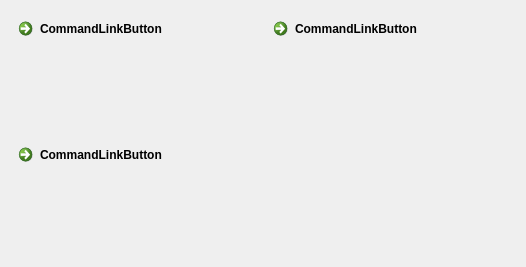
Before: the Qt Designer form mainwindow.ui in firef0xff/SSHGS01, drawn with Qt 5.
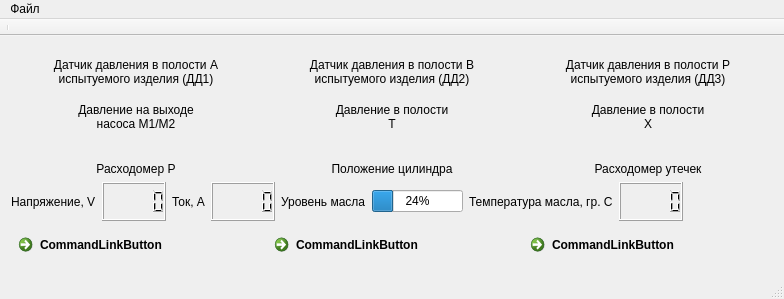
After: the same form once the commit is applied.

What changed in the file:
```diff
--- a/mainwindow.ui
+++ b/mainwindow.ui
@@ -6,10 +6,28 @@
    <rect>
     <x>0</x>
     <y>0</y>
-    <width>526</width>
-    <height>267</height>
+    <width>784</width>
+    <height>299</height>
    </rect>
   </property>
+  <property name="sizePolicy">
+   <sizepolicy hsizetype="Preferred" vsizetype="Maximum">
+    <horstretch>0</horstretch>
+    <verstretch>0</verstretch>
+   </sizepolicy>
+  </property>
+  <property name="minimumSize">
+   <size>
+    <width>0</width>
+    <height>0</height>
+   </size>
+  </property>
+  <property name="maximumSize">
+   <size>
+    <width>16777215</width>
+    <height>16777215</height>
+   </size>
+  </property>
   <property name="windowTitle">
    <string>Выбор действия</string>
   </property>
@@ -20,36 +38,385 @@
    <property name="contextMenuPolicy">
     <enum>Qt::NoContextMenu</enum>
    </property>
-   <layout class="QGridLayout" name="gridLayout">
-    <item row="0" column="0">
-     <widget class="QCommandLinkButton" name="TestCase1">
-      <property name="text">
-       <string>CommandLinkButton</string>
+   <layout class="QVBoxLayout" name="verticalLayout">
+    <item>
+     <layout class="QHBoxLayout" name="labels_1">
+      <property name="sizeConstraint">
+       <enum>QLayout::SetMinAndMaxSize</enum>
       </property>
-      <property name="description">
-       <string/>
+      <property name="leftMargin">
+       <number>0</number>
       </property>
-     </widget>
-    </item>
-    <item row="1" column="0">
-     <widget class="QCommandLinkButton" name="TestCase2">
-      <property name="text">
-       <string>CommandLinkButton</string>
+      <property name="topMargin">
+       <number>10</number>
       </property>
-     </widget>
+      <item>
+       <layout class="QVBoxLayout" name="p_dd1">
+        <item>
+         <widget class="QLabel" name="l_dd1">
+          <property name="sizePolicy">
+           <sizepolicy hsizetype="Preferred" vsizetype="Preferred">
+            <horstretch>0</horstretch>
+            <verstretch>0</verstretch>
+           </sizepolicy>
+          </property>
+          <property name="text">
+           <string>Датчик давления в полости А
+испытуемого изделия (ДД1)</string>
+          </property>
+          <property name="alignment">
+           <set>Qt::AlignBottom|Qt::AlignHCenter</set>
+          </property>
+         </widget>
+        </item>
+       </layout>
+      </item>
+      <item>
+       <layout class="QVBoxLayout" name="p_dd2">
+        <item>
+         <widget class="QLabel" name="l_dd2">
+          <property name="sizePolicy">
+           <sizepolicy hsizetype="Preferred" vsizetype="Preferred">
+            <horstretch>0</horstretch>
+            <verstretch>0</verstretch>
+           </sizepolicy>
+          </property>
+          <property name="text">
+           <string>Датчик давления в полости B
+испытуемого изделия (ДД2)</string>
+          </property>
+          <property name="alignment">
+           <set>Qt::AlignBottom|Qt::AlignHCenter</set>
+          </property>
+         </widget>
+        </item>
+       </layout>
+      </item>
+      <item>
+       <layout class="QVBoxLayout" name="p_dd3">
+        <item>
+         <widget class="QLabel" name="l_dd3">
+          <property name="sizePolicy">
+           <sizepolicy hsizetype="Preferred" vsizetype="Preferred">
+            <horstretch>0</horstretch>
+            <verstretch>0</verstretch>
+           </sizepolicy>
+          </property>
+          <property name="text">
+           <string>Датчик давления в полости P
+испытуемого изделия (ДД3)</string>
+          </property>
+          <property name="alignment">
+           <set>Qt::AlignBottom|Qt::AlignHCenter</set>
+          </property>
+         </widget>
+        </item>
+       </layout>
+      </item>
+     </layout>
     </item>
-    <item row="0" column="1">
-     <widget class="QCommandLinkButton" name="ManualControl">
-      <property name="text">
-       <string>CommandLinkButton</string>
-      </property>
-      <property name="description">
-       <string/>
-      </property>
-     </widget>
+    <item>
+     <layout class="QHBoxLayout" name="labels_2">
+      <item>
+       <layout class="QVBoxLayout" name="p_m1m2">
+        <item>
+         <widget class="QLabel" name="l_pd1">
+          <property name="sizePolicy">
+           <sizepolicy hsizetype="Preferred" vsizetype="Preferred">
+            <horstretch>0</horstretch>
+            <verstretch>0</verstretch>
+           </sizepolicy>
+          </property>
+          <property name="minimumSize">
+           <size>
+            <width>0</width>
+            <height>0</height>
+           </size>
+          </property>
+          <property name="text">
+           <string>Давление на выходе
+насоса M1/M2</string>
+          </property>
+          <property name="alignment">
+           <set>Qt::AlignBottom|Qt::AlignHCenter</set>
+          </property>
+         </widget>
+        </item>
+       </layout>
+      </item>
+      <item>
+       <layout class="QVBoxLayout" name="p_T">
+        <item>
+         <widget class="QLabel" name="l_pd2">
+          <property name="sizePolicy">
+           <sizepolicy hsizetype="Preferred" vsizetype="Preferred">
+            <horstretch>0</horstretch>
+            <verstretch>0</verstretch>
+           </sizepolicy>
+          </property>
+          <property name="text">
+           <string>Давление в полости
+T</string>
+          </property>
+          <property name="alignment">
+           <set>Qt::AlignBottom|Qt::AlignHCenter</set>
+          </property>
+         </widget>
+        </item>
+       </layout>
+      </item>
+      <item>
+       <layout class="QVBoxLayout" name="p_X">
+        <item>
+         <widget class="QLabel" name="l_pd3">
+          <property name="sizePolicy">
+           <sizepolicy hsizetype="Preferred" vsizetype="Preferred">
+            <horstretch>0</horstretch>
+            <verstretch>0</verstretch>
+           </sizepolicy>
+          </property>
+          <property name="text">
+           <string>Давление в полости
+X</string>
+          </property>
+          <property name="alignment">
+           <set>Qt::AlignBottom|Qt::AlignHCenter</set>
+          </property>
+         </widget>
+        </item>
+       </layout>
+      </item>
+     </layout>
+    </item>
+    <item>
+     <layout class="QHBoxLayout" name="labels_3">
+      <item>
+       <layout class="QVBoxLayout" name="p_p">
+        <item>
+         <widget class="QLabel" name="label">
+          <property name="sizePolicy">
+           <sizepolicy hsizetype="Preferred" vsizetype="Preferred">
+            <horstretch>0</horstretch>
+            <verstretch>0</verstretch>
+           </sizepolicy>
+          </property>
+          <property name="text">
+           <string>Расходомер P</string>
+          </property>
+          <property name="alignment">
+           <set>Qt::AlignBottom|Qt::AlignHCenter</set>
+          </property>
+         </widget>
+        </item>
+       </layout>
+      </item>
+      <item>
+       <layout class="QVBoxLayout" name="p_c">
+        <item>
+         <widget class="QLabel" name="label_6">
+          <property name="sizePolicy">
+           <sizepolicy hsizetype="Preferred" vsizetype="Preferred">
+            <horstretch>0</horstretch>
+            <verstretch>0</verstretch>
+           </sizepolicy>
+          </property>
+          <property name="text">
+           <string>Положение цилиндра</string>
+          </property>
+          <property name="alignment">
+           <set>Qt::AlignBottom|Qt::AlignHCenter</set>
+          </property>
+         </widget>
+        </item>
+       </layout>
+      </item>
+      <item>
+       <layout class="QVBoxLayout" name="p_lost">
+        <item>
+         <widget class="QLabel" name="label_2">
+          <property name="sizePolicy">
+           <sizepolicy hsizetype="Preferred" vsizetype="Preferred">
+            <horstretch>0</horstretch>
+            <verstretch>0</verstretch>
+           </sizepolicy>
+          </property>
+          <property name="text">
+           <string>Расходомер утечек</string>
+          </property>
+          <property name="alignment">
+           <set>Qt::AlignBottom|Qt::AlignHCenter</set>
+          </property>
+         </widget>
+        </item>
+       </layout>
+      </item>
+     </layout>
+    </item>
+    <item>
+     <layout class="QHBoxLayout" name="horizontalLayout">
+      <item>
+       <widget class="QLabel" name="label_5">
+        <property name="text">
+         <string>Напряжение, V</string>
+        </property>
+       </widget>
+      </item>
+      <item>
+       <widget class="QLCDNumber" name="lcdNumber_2"/>
+      </item>
+      <item>
+       <widget class="QLabel" name="label_4">
+        <property name="text">
+         <string>Ток, А</string>
+        </property>
+       </widget>
+      </item>
+      <item>
+       <widget class="QLCDNumber" name="lcdNumber"/>
+      </item>
+      <item>
+       <widget class="QLabel" name="label_7">
+        <property name="text">
+         <string>Уровень масла</string>
+        </property>
+       </widget>
+      </item>
+      <item>
+       <widget class="QProgressBar" name="progressBar">
+        <property name="sizePolicy">
+         <sizepolicy hsizetype="Preferred" vsizetype="Fixed">
+          <horstretch>0</horstretch>
+          <verstretch>0</verstretch>
+         </sizepolicy>
+        </property>
+        <property name="value">
+         <number>24</number>
+        </property>
+       </widget>
+      </item>
+      <item>
+       <widget class="QLabel" name="label_3">
+        <property name="text">
+         <string>Температура масла, гр. С</string>
+        </property>
+       </widget>
+      </item>
+      <item>
+       <widget class="QLCDNumber" name="lcdNumber_3"/>
+      </item>
+      <item>
+       <spacer name="horizontalSpacer">
+        <property name="orientation">
+         <enum>Qt::Horizontal</enum>
+        </property>
+        <property name="sizeHint" stdset="0">
+         <size>
+          <width>40</width>
+          <height>20</height>
+         </size>
+        </property>
+       </spacer>
+      </item>
+     </layout>
+    </item>
+    <item>
+     <layout class="QHBoxLayout" name="horizontalLayout_2">
+      <item>
+       <widget class="QCommandLinkButton" name="TestCase2">
+        <property name="sizePolicy">
+         <sizepolicy hsizetype="Preferred" vsizetype="Preferred">
+          <horstretch>0</horstretch>
+          <verstretch>0</verstretch>
+         </sizepolicy>
+        </property>
+        <property name="minimumSize">
+         <size>
+          <width>0</width>
+          <height>0</height>
+         </size>
+        </property>
+        <property name="maximumSize">
+         <size>
+          <width>16777215</width>
+          <height>16777215</height>
+         </size>
+        </property>
+        <property name="text">
+         <string>CommandLinkButton</string>
+        </property>
+       </widget>
+      </item>
+      <item>
+       <widget class="QCommandLinkButton" name="TestCase1">
+        <property name="text">
+         <string>CommandLinkButton</string>
+        </property>
+       </widget>
+      </item>
+      <item>
+       <widget class="QCommandLinkButton" name="ManualControl">
+        <property name="text">
+         <string>CommandLinkButton</string>
+        </property>
+       </widget>
+      </item>
+     </layout>
     </item>
    </layout>
   </widget>
+  <widget class="QStatusBar" name="statusBar"/>
+  <widget class="QMenuBar" name="menuBar">
+   <property name="geometry">
+    <rect>
+     <x>0</x>
+     <y>0</y>
+     <width>784</width>
+     <height>26</height>
+    </rect>
+   </property>
+   <widget class="QMenu" name="menu">
+    <property name="title">
+     <string>Файл</string>
+    </property>
+    <addaction name="action"/>
+    <addaction name="action_2"/>
+    <addaction name="action_3"/>
+   </widget>
+   <addaction name="menu"/>
+  </widget>
+  <widget class="QToolBar" name="toolBar">
+   <property name="windowTitle">
+    <string>toolBar</string>
+   </property>
+   <property name="movable">
+    <bool>false</bool>
+   </property>
+   <attribute name="toolBarArea">
+    <enum>TopToolBarArea</enum>
+   </attribute>
+   <attribute name="toolBarBreak">
+    <bool>false</bool>
+   </attribute>
+   <addaction name="separator"/>
+  </widget>
+  <action name="action">
+   <property name="text">
+    <string>Открыть</string>
+   </property>
+   <property name="shortcutContext">
+    <enum>Qt::WidgetShortcut</enum>
+   </property>
+  </action>
+  <action name="action_2">
+   <property name="text">
+    <string>Сохранить</string>
+   </property>
+  </action>
+  <action name="action_3">
+   <property name="text">
+    <string>Печать</string>
+   </property>
+  </action>
  </widget>
  <layoutdefault spacing="6" margin="11"/>
  <resources/>
```
